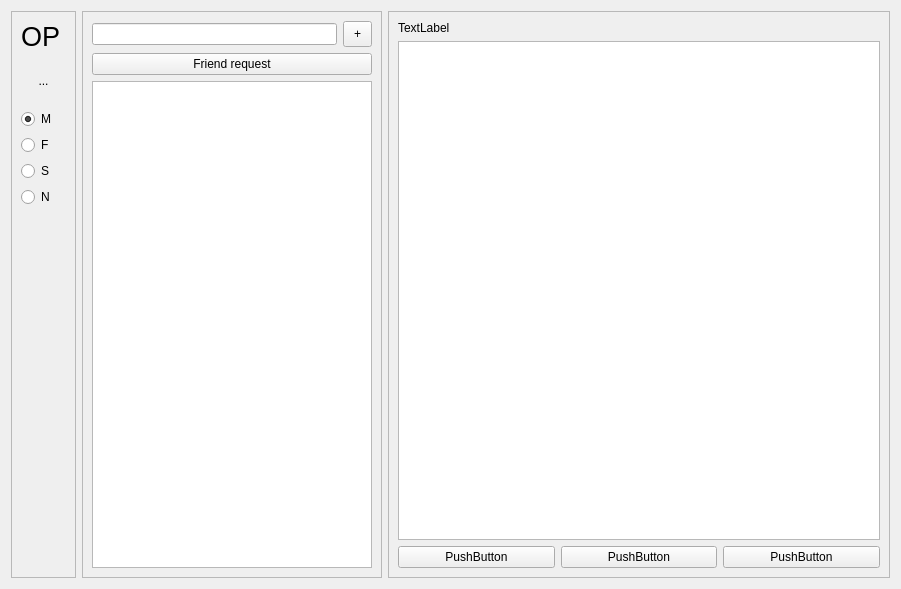
This is Client/front_end/mainwindow.ui in Sjeary/OnPointLinkProgram as Qt 5 draws it before an edit. The edited form follows.
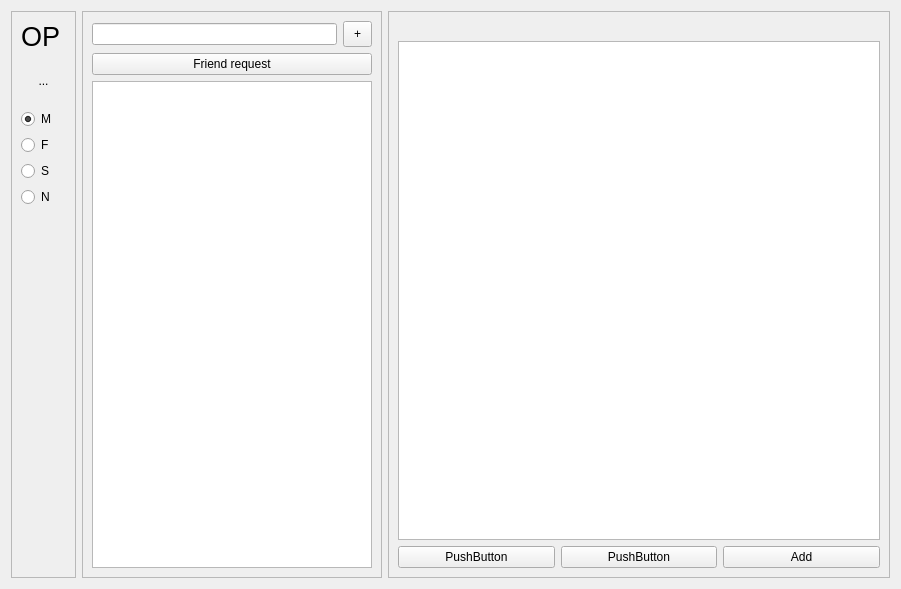
This is the edited form. The open tabs and pages were chosen to show the change.

What changed in the file:
```diff
--- a/Client/front_end/mainwindow.ui
+++ b/Client/front_end/mainwindow.ui
@@ -280,7 +280,7 @@
        <item>
         <widget class="QLabel" name="label_userInfo_OID">
          <property name="text">
-          <string>TextLabel</string>
+          <string/>
          </property>
         </widget>
        </item>
@@ -306,7 +306,7 @@
          <item>
           <widget class="QPushButton" name="pushButton_4">
            <property name="text">
-            <string>PushButton</string>
+            <string>Add</string>
            </property>
           </widget>
          </item>
```
Left out of the diff: 4 changed lines with no effect on the pictures.
